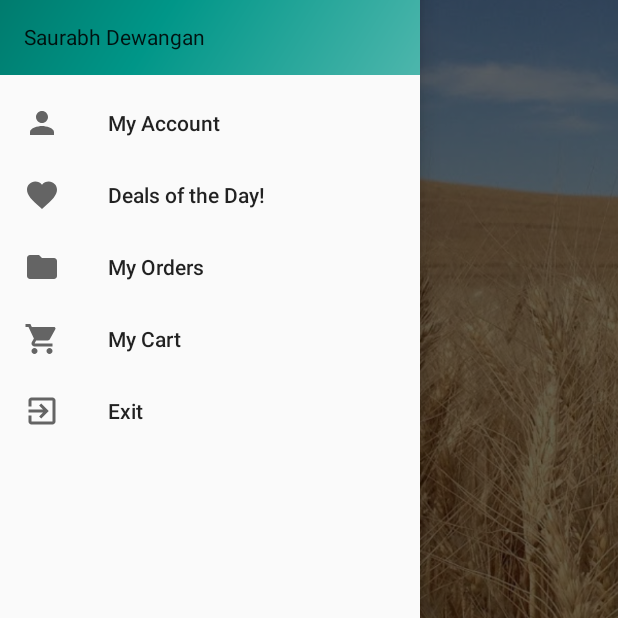
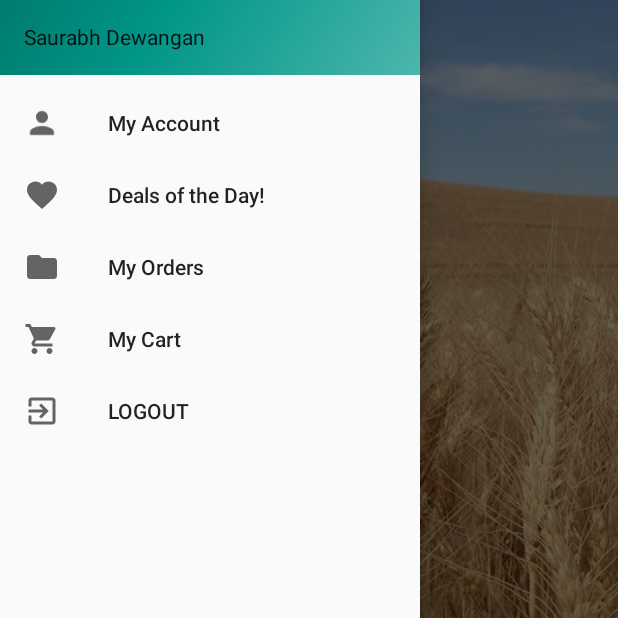
Before and after one commit to sdew021/FriendsOfFarmers, an Android app: the ConsumerActivity screen opened directly, with no data from a screen before it, with the side drawer open, on a phone screen of 412 x 824 dp, the part 189-807 px from its top. Run offline under Robolectric (Android 15) with nearby library versions, the phone set to English and light mode, and no system bars; our stand-ins replace Firebase (no records; nobody signed in at launch, a user with empty details on screens opened directly); Roboto replaces fonts that are not available here.

Commit message:
"added rahuls part"

```diff
--- a/app/src/main/res/menu/activity_main_drawer.xml
+++ b/app/src/main/res/menu/activity_main_drawer.xml
@@ -23,7 +23,7 @@
 
         <item android:id="@+id/nav_exit"
             android:icon="@drawable/ic_exit_to_app_black_24dp"
-            android:title="Exit"/>
+            android:title="LOGOUT"/>
     </group>
     <!--<item-->
         <!--android:id="@+id/group2"-->
```
